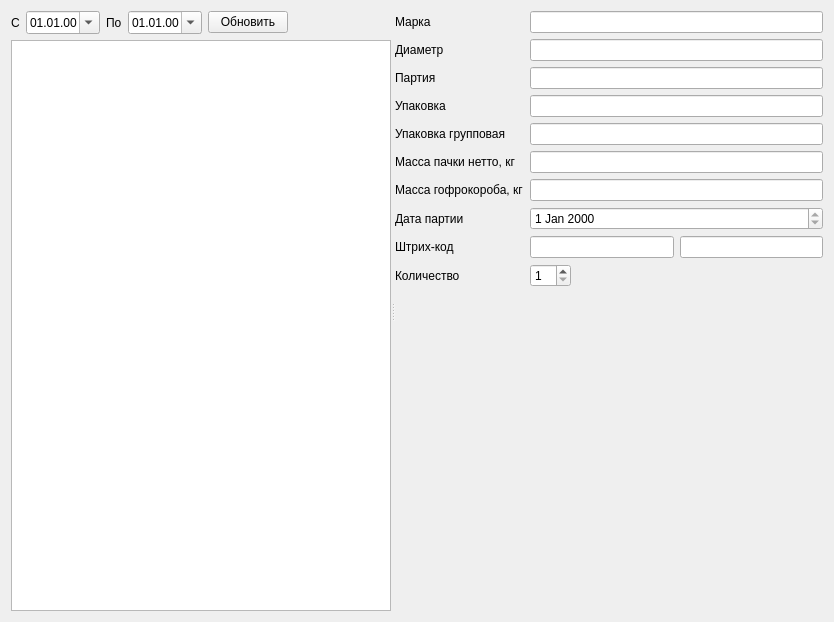
Above: formdata.ui from Sergeyego/el_label_tspl before the change. Below: the same form after it.
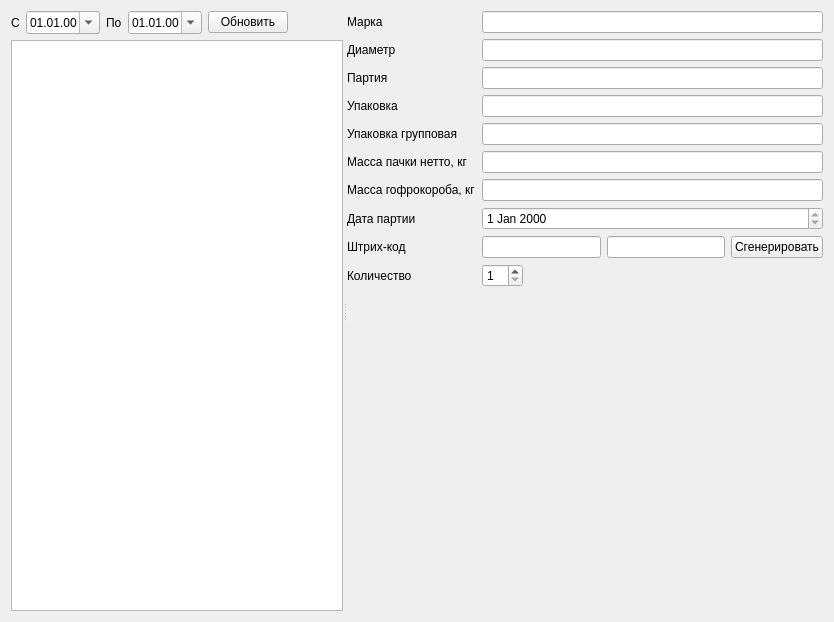
That is the form after the change.

The edit to the form file:
```diff
--- a/formdata.ui
+++ b/formdata.ui
@@ -98,27 +98,6 @@
       <layout class="QVBoxLayout" name="verticalLayout_2">
        <item>
         <layout class="QGridLayout" name="gridLayout">
-         <item row="6" column="0" colspan="2">
-          <widget class="QLabel" name="label_10">
-           <property name="text">
-            <string>Масса гофрокороба, кг</string>
-           </property>
-          </widget>
-         </item>
-         <item row="7" column="0" colspan="2">
-          <widget class="QLabel" name="label_9">
-           <property name="text">
-            <string>Дата партии</string>
-           </property>
-          </widget>
-         </item>
-         <item row="9" column="0" colspan="2">
-          <widget class="QLabel" name="label_17">
-           <property name="text">
-            <string>Количество</string>
-           </property>
-          </widget>
-         </item>
          <item row="0" column="0" colspan="2">
           <widget class="QLabel" name="label_3">
            <property name="text">
@@ -167,62 +146,6 @@
            </property>
           </widget>
          </item>
-         <item row="3" column="2" colspan="2">
-          <widget class="QLineEdit" name="lineEditPackEd">
-           <property name="readOnly">
-            <bool>true</bool>
-           </property>
-          </widget>
-         </item>
-         <item row="8" column="2">
-          <widget class="QLineEdit" name="lineEditEanEd">
-           <property name="readOnly">
-            <bool>true</bool>
-           </property>
-          </widget>
-         </item>
-         <item row="7" column="2" colspan="2">
-          <widget class="QDateEdit" name="dateEditPart">
-           <property name="readOnly">
-            <bool>true</bool>
-           </property>
-          </widget>
-         </item>
-         <item row="2" column="2" colspan="2">
-          <widget class="QLineEdit" name="lineEditPart">
-           <property name="readOnly">
-            <bool>true</bool>
-           </property>
-          </widget>
-         </item>
-         <item row="1" column="2" colspan="2">
-          <widget class="QLineEdit" name="lineEditDiam">
-           <property name="readOnly">
-            <bool>true</bool>
-           </property>
-          </widget>
-         </item>
-         <item row="5" column="0" colspan="2">
-          <widget class="QLabel" name="label_8">
-           <property name="text">
-            <string>Масса пачки нетто, кг</string>
-           </property>
-          </widget>
-         </item>
-         <item row="0" column="2" colspan="2">
-          <widget class="QLineEdit" name="lineEditMark">
-           <property name="readOnly">
-            <bool>true</bool>
-           </property>
-          </widget>
-         </item>
-         <item row="5" column="2" colspan="2">
-          <widget class="QLineEdit" name="lineEditKvoEd">
-           <property name="readOnly">
-            <bool>true</bool>
-           </property>
-          </widget>
-         </item>
          <item row="8" column="0" colspan="2">
           <widget class="QLabel" name="label_5">
            <property name="text">
@@ -230,13 +153,6 @@
            </property>
           </widget>
          </item>
-         <item row="6" column="2" colspan="2">
-          <widget class="QLineEdit" name="lineEditKvoGr">
-           <property name="readOnly">
-            <bool>true</bool>
-           </property>
-          </widget>
-         </item>
          <item row="4" column="0" colspan="2">
           <widget class="QLabel" name="label_11">
            <property name="text">
@@ -244,13 +160,104 @@
            </property>
           </widget>
          </item>
-         <item row="4" column="2" colspan="2">
+         <item row="6" column="0" colspan="2">
+          <widget class="QLabel" name="label_10">
+           <property name="text">
+            <string>Масса гофрокороба, кг</string>
+           </property>
+          </widget>
+         </item>
+         <item row="7" column="0" colspan="2">
+          <widget class="QLabel" name="label_9">
+           <property name="text">
+            <string>Дата партии</string>
+           </property>
+          </widget>
+         </item>
+         <item row="9" column="0" colspan="2">
+          <widget class="QLabel" name="label_17">
+           <property name="text">
+            <string>Количество</string>
+           </property>
+          </widget>
+         </item>
+         <item row="8" column="2">
+          <widget class="QLineEdit" name="lineEditEanEd">
+           <property name="readOnly">
+            <bool>true</bool>
+           </property>
+          </widget>
+         </item>
+         <item row="5" column="0" colspan="2">
+          <widget class="QLabel" name="label_8">
+           <property name="text">
+            <string>Масса пачки нетто, кг</string>
+           </property>
+          </widget>
+         </item>
+         <item row="8" column="4">
+          <widget class="QPushButton" name="pushButtonGen">
+           <property name="text">
+            <string>Сгенерировать</string>
+           </property>
+          </widget>
+         </item>
+         <item row="7" column="2" colspan="3">
+          <widget class="QDateEdit" name="dateEditPart">
+           <property name="readOnly">
+            <bool>true</bool>
+           </property>
+          </widget>
+         </item>
+         <item row="6" column="2" colspan="3">
+          <widget class="QLineEdit" name="lineEditKvoGr">
+           <property name="readOnly">
+            <bool>true</bool>
+           </property>
+          </widget>
+         </item>
+         <item row="5" column="2" colspan="3">
+          <widget class="QLineEdit" name="lineEditKvoEd">
+           <property name="readOnly">
+            <bool>true</bool>
+           </property>
+          </widget>
+         </item>
+         <item row="4" column="2" colspan="3">
           <widget class="QLineEdit" name="lineEditPackGr">
            <property name="readOnly">
             <bool>true</bool>
            </property>
           </widget>
          </item>
+         <item row="3" column="2" colspan="3">
+          <widget class="QLineEdit" name="lineEditPackEd">
+           <property name="readOnly">
+            <bool>true</bool>
+           </property>
+          </widget>
+         </item>
+         <item row="2" column="2" colspan="3">
+          <widget class="QLineEdit" name="lineEditPart">
+           <property name="readOnly">
+            <bool>true</bool>
+           </property>
+          </widget>
+         </item>
+         <item row="1" column="2" colspan="3">
+          <widget class="QLineEdit" name="lineEditDiam">
+           <property name="readOnly">
+            <bool>true</bool>
+           </property>
+          </widget>
+         </item>
+         <item row="0" column="2" colspan="3">
+          <widget class="QLineEdit" name="lineEditMark">
+           <property name="readOnly">
+            <bool>true</bool>
+           </property>
+          </widget>
+         </item>
         </layout>
        </item>
        <item>
```
